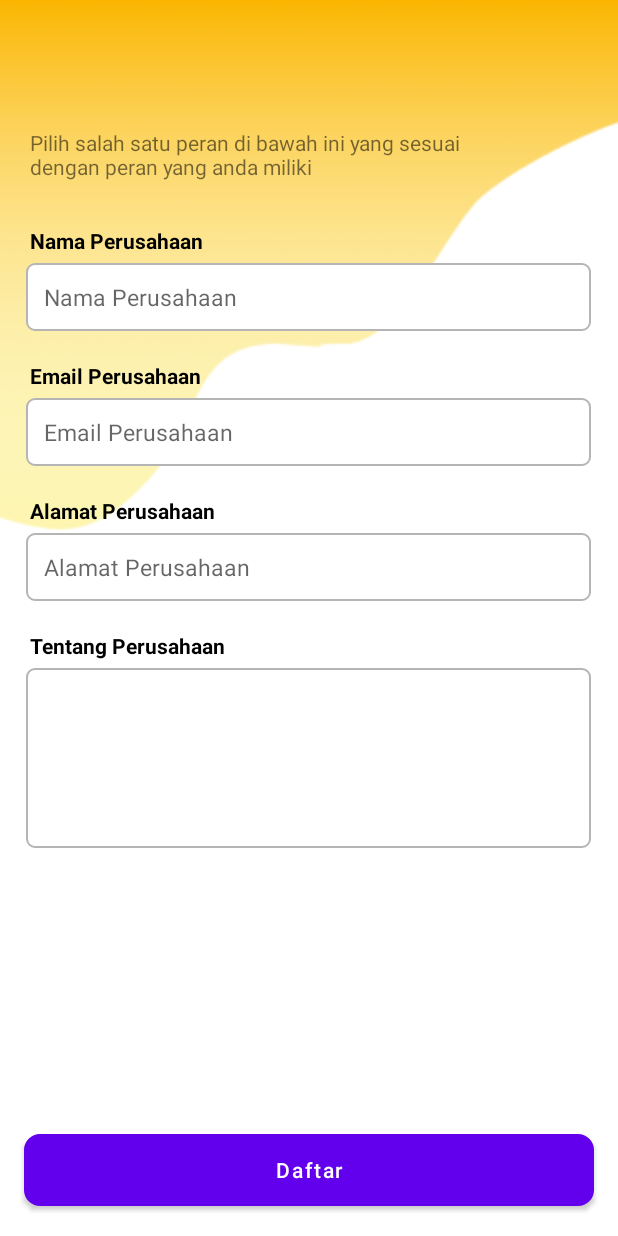
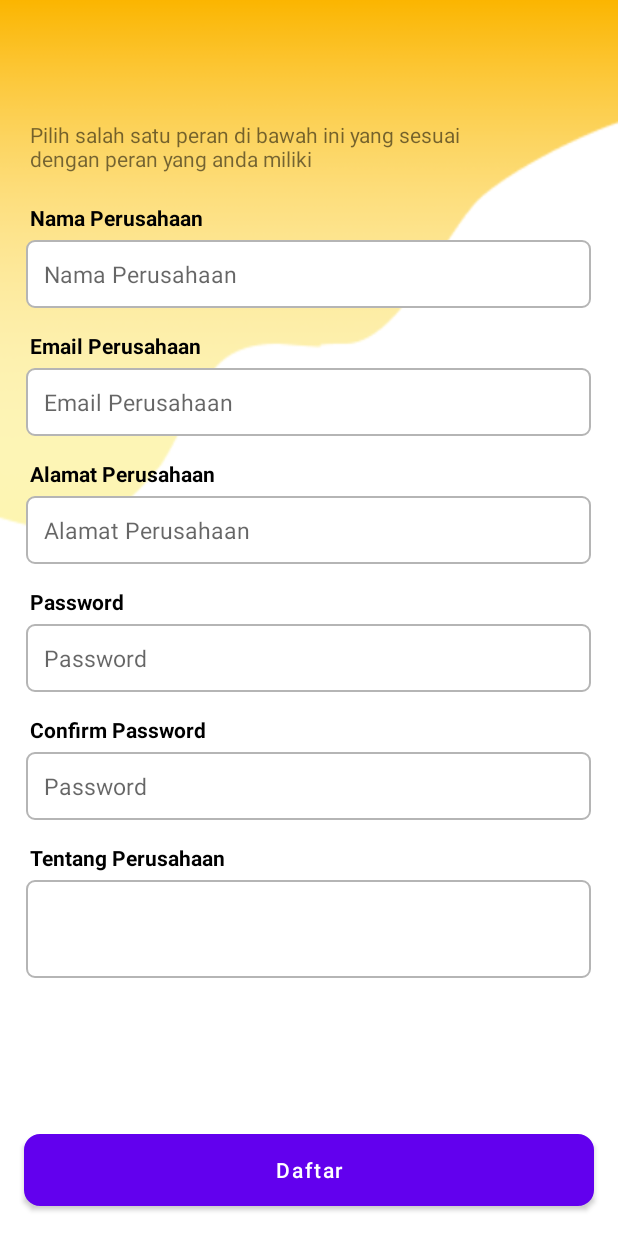
Before and after one commit to RamdanRohendi/SOGUR, an Android app: the layout activity_daftar_perusahaan.xml on its own in the app's theme, with its tools: preview values and no code run, on a phone screen of 412 x 824 dp. Run offline under Robolectric (Android 15) with nearby library versions, the light colour scheme and no system bars.

Commit message:
tambah Konfirmasi Ubah password dan Password Berubah

```diff
--- a/app/src/main/res/layout/activity_daftar_perusahaan.xml
+++ b/app/src/main/res/layout/activity_daftar_perusahaan.xml
@@ -9,7 +9,7 @@
         android:id="@+id/text_penjelasan"
         android:layout_width="300dp"
         android:layout_height="wrap_content"
-        android:layout_marginTop="85dp"
+        android:layout_marginTop="80dp"
         android:layout_marginLeft="20dp"
         android:layout_alignParentLeft="true"
         android:textSize="14dp"
@@ -20,7 +20,7 @@
         android:layout_height="wrap_content"
         android:text="Nama Perusahaan"
         android:layout_marginLeft="20dp"
-        android:layout_marginTop="30dp"
+        android:layout_marginTop="20dp"
         android:textStyle="bold"
         android:textSize="14dp"
         android:textColor="@color/black"
@@ -43,7 +43,7 @@
         android:layout_height="wrap_content"
         android:text="Email Perusahaan"
         android:layout_marginLeft="20dp"
-        android:layout_marginTop="20dp"
+        android:layout_marginTop="15dp"
         android:textStyle="bold"
         android:textSize="14dp"
         android:textColor="@color/black"
@@ -66,7 +66,7 @@
         android:layout_height="wrap_content"
         android:text="Alamat Perusahaan"
         android:layout_marginLeft="20dp"
-        android:layout_marginTop="20dp"
+        android:layout_marginTop="15dp"
         android:textStyle="bold"
         android:textSize="14dp"
         android:textColor="@color/black"
@@ -84,20 +84,66 @@
         android:layout_marginTop="5dp"
         android:layout_below="@id/text_alamat_perusahaan" />
     <TextView
+        android:id="@+id/text_password"
+        android:layout_width="match_parent"
+        android:layout_height="wrap_content"
+        android:text="Password"
+        android:layout_marginLeft="20dp"
+        android:layout_marginTop="15dp"
+        android:textStyle="bold"
+        android:textSize="14dp"
+        android:textColor="@color/black"
+        android:layout_below="@id/input_alamat_perusahaan"/>
+    <EditText
+        android:id="@+id/input_password"
+        android:layout_width="match_parent"
+        android:layout_height="45dp"
+        android:layout_marginLeft="35dp"
+        android:hint="   Password"
+        android:layout_centerHorizontal="true"
+        android:background="@drawable/edit_custom"
+        android:textSize="15dp"
+        android:textColor="#B5B5B5"
+        android:layout_marginTop="5dp"
+        android:layout_below="@id/text_password" />
+    <TextView
+        android:id="@+id/text_confirm_password"
+        android:layout_width="match_parent"
+        android:layout_height="wrap_content"
+        android:text="Confirm Password"
+        android:layout_marginLeft="20dp"
+        android:layout_marginTop="15dp"
+        android:textStyle="bold"
+        android:textSize="14dp"
+        android:textColor="@color/black"
+        android:layout_below="@id/input_password"/>
+    <EditText
+        android:id="@+id/input_confirm_password"
+        android:layout_width="match_parent"
+        android:layout_height="45dp"
+        android:layout_marginLeft="35dp"
+        android:hint="   Password"
+        android:layout_centerHorizontal="true"
+        android:background="@drawable/edit_custom"
+        android:textSize="15dp"
+        android:textColor="#B5B5B5"
+        android:layout_marginTop="5dp"
+        android:layout_below="@id/text_confirm_password" />
+    <TextView
         android:id="@+id/text_tentang_perusahaan"
         android:layout_width="match_parent"
         android:layout_height="wrap_content"
         android:text="Tentang Perusahaan"
         android:layout_marginLeft="20dp"
-        android:layout_marginTop="20dp"
+        android:layout_marginTop="15dp"
         android:textStyle="bold"
         android:textSize="14dp"
         android:textColor="@color/black"
-        android:layout_below="@id/input_alamat_perusahaan"/>
+        android:layout_below="@id/input_confirm_password"/>
     <EditText
         android:id="@+id/input_tentang_perusahaan"
         android:layout_width="match_parent"
-        android:layout_height="120dp"
+        android:layout_height="65dp"
         android:layout_marginLeft="35dp"
         android:layout_centerHorizontal="true"
         android:background="@drawable/edit_custom"
@@ -105,6 +151,7 @@
         android:textColor="#B5B5B5"
         android:layout_marginTop="5dp"
         android:layout_below="@id/text_tentang_perusahaan" />
+
     <Button
         android:layout_width="380dp"
         android:layout_height="wrap_content"
```
Also changed, not shown: app/src/main/res/layout/activity_konfirmasi_ubah_password.xml (added, +52 -0 lines), app/src/main/res/layout/activity_password_berubah.xml (added, +44 -0 lines), app/src/main/res/drawable-v24/open_mail.png (added), app/src/main/res/drawable-v24/open_pass.png (added).
